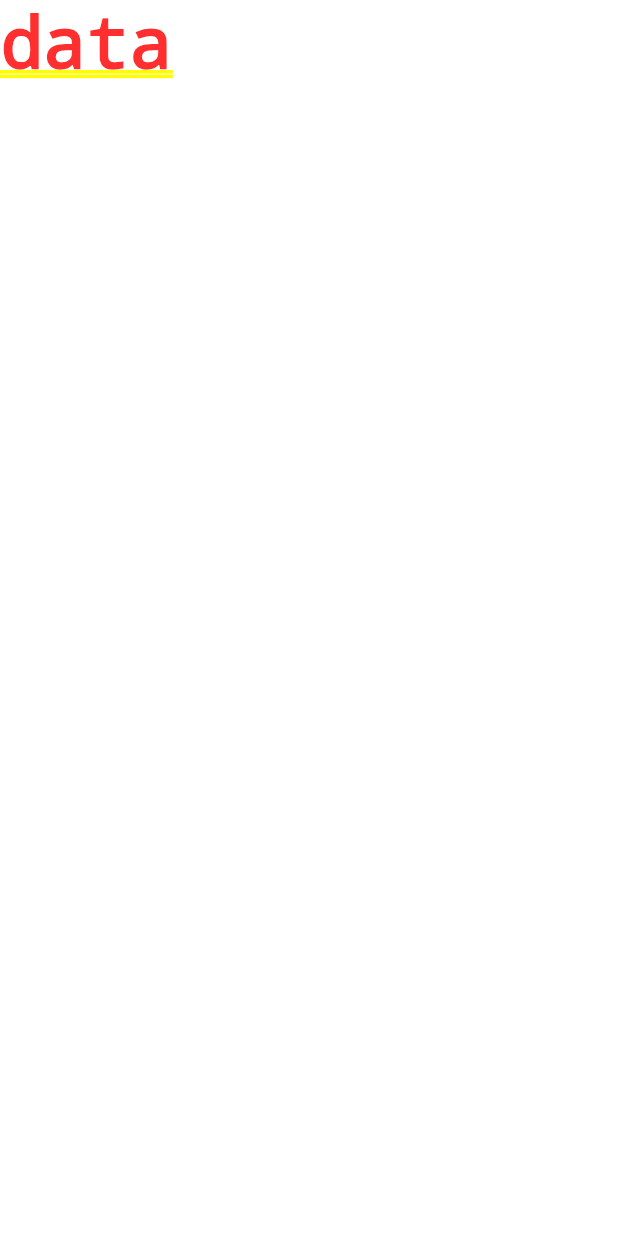
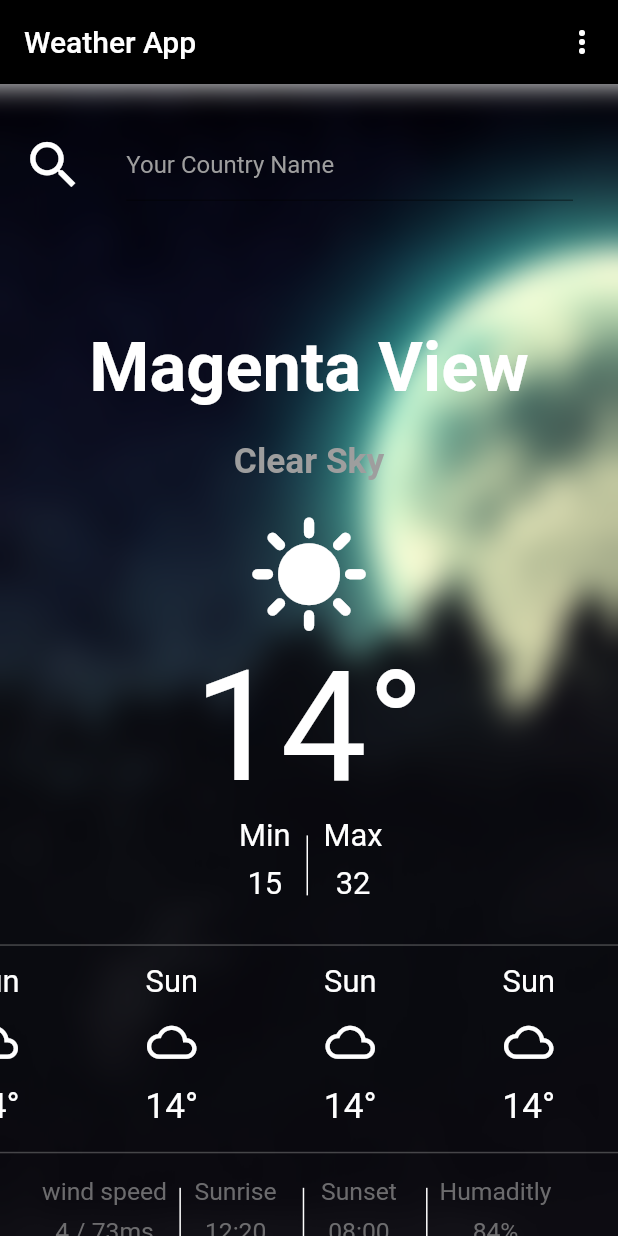
Before and after one commit to MahdiMohammadi-dev/weatherapp, a Flutter app: the screen it shows after launch, on a phone screen of 412 x 824 dp. Run offline on Flutter 3.47's test engine with Material 2 defaults, Android fonts, the phone set to English and light mode, and no system bars; our stand-ins replace dio; network calls fail.

Commit message:
connection with api and create model for currentcity

```diff
--- /dev/null
+++ b/lib/Models/CurrentCityDataModel.dart
@@ -0,0 +1,7 @@
+class CurrentCityDataModel {
+  String cityname;
+  String main;
+  String countryname;
+  CurrentCityDataModel(
+      {required this.cityname, required this.main, required this.countryname});
+}
--- a/lib/main.dart
+++ b/lib/main.dart
@@ -1,4 +1,5 @@
 import 'package:flutter/material.dart';
+import 'package:weatherapp/mainScreen.dart';
 
 void main() {
   runApp(const MyApp());
@@ -9,9 +10,9 @@ class MyApp extends StatelessWidget {
 
   @override
   Widget build(BuildContext context) {
-    return MaterialApp(
+    return const MaterialApp(
       debugShowCheckedModeBanner: false,
-      home: Text("data"),
+      home: MainScreen(),
     );
   }
 }
--- /dev/null
+++ b/lib/mainScreen.dart
@@ -0,0 +1,388 @@
+import 'dart:ui';
+
+import 'package:dio/dio.dart';
+import 'package:flutter/material.dart';
+
+class MainScreen extends StatefulWidget {
+  const MainScreen({super.key});
+
+  @override
+  State<MainScreen> createState() => _MainScreenState();
+}
+
+class _MainScreenState extends State<MainScreen> {
+  TextEditingController textEditingController = TextEditingController();
+
+  @override
+  void initState() {
+    super.initState();
+    sendCurrentWeatherState();
+  }
+
+  @override
+  Widget build(BuildContext context) {
+    var height = MediaQuery.of(context).size.height;
+    var width = MediaQuery.of(context).size.width;
+    return SafeArea(
+      child: Scaffold(
+        appBar: AppBar(
+          elevation: 0,
+          backgroundColor: Colors.black,
+          title: const Text("Weather App"),
+          actions: [
+            PopupMenuButton<String>(
+              itemBuilder: (context) {
+                return {'Setting', 'About Us'}.map((e) {
+                  return PopupMenuItem(
+                    value: e,
+                    child: Text(e),
+                  );
+                }).toList();
+              },
+            )
+          ],
+        ),
+        body: SingleChildScrollView(
+          child: Container(
+            decoration: const BoxDecoration(
+                image: DecorationImage(
+                    fit: BoxFit.cover,
+                    image: AssetImage(
+                      'assets/img.jpg',
+                    ))),
+            child: BackdropFilter(
+              filter: ImageFilter.blur(sigmaX: 10, sigmaY: 10),
+              child: Center(
+                child: Column(children: [
+                  Padding(
+                    padding: const EdgeInsets.all(15),
+                    child: Row(
+                      children: [
+                        Padding(
+                          padding: const EdgeInsets.only(right: 13),
+                          child: InkWell(
+                            onTap: () {
+                              print(textEditingController);
+                            },
+                            child: Icon(
+                              Icons.search,
+                              color: Colors.white,
+                              size: height / 20,
+                            ),
+                          ),
+                        ),
+                        Expanded(
+                          child: Padding(
+                            padding: const EdgeInsets.all(15),
+                            child: TextField(
+                              style: TextStyle(color: Colors.white),
+                              controller: textEditingController,
+                              decoration: InputDecoration(
+                                  hintText: "Your Country Name",
+                                  hintStyle: TextStyle(color: Colors.grey),
+                                  border: UnderlineInputBorder()),
+                            ),
+                          ),
+                        )
+                      ],
+                    ),
+                  ),
+                  //Title View
+                  Padding(
+                    padding: EdgeInsets.only(top: height / 15),
+                    child: Text(
+                      "Magenta View",
+                      style: TextStyle(
+                          fontSize: height / 18,
+                          fontWeight: FontWeight.w700,
+                          color: Colors.white),
+                    ),
+                  ),
+                  //Title weather
+                  Padding(
+                    padding: EdgeInsets.only(top: height / 40),
+                    child: Text(
+                      "Clear Sky",
+                      style: TextStyle(
+                          fontSize: height / 35,
+                          fontWeight: FontWeight.w700,
+                          color: Colors.grey),
+                    ),
+                  ),
+                  SizedBox(
+                    height: 20,
+                  ),
+                  Icon(
+                    Icons.sunny,
+                    color: Colors.white,
+                    size: height / 10,
+                  ),
+                  //Tempreture Of Day
+                  Text(
+                    "14" + "\u00B0",
+                    style: TextStyle(color: Colors.white, fontSize: height / 8),
+                  ),
+                  //Min - Max Section
+                  Row(
+                    mainAxisAlignment: MainAxisAlignment.center,
+                    children: [
+                      Column(
+                        children: [
+                          Text(
+                            "Min",
+                            style: TextStyle(
+                                color: Colors.white, fontSize: height / 40),
+                          ),
+                          Padding(
+                            padding: const EdgeInsets.all(8.0),
+                            child: Text(
+                              "15",
+                              style: TextStyle(
+                                  color: Colors.white, fontSize: height / 40),
+                            ),
+                          ),
+                        ],
+                      ),
+                      SizedBox(
+                        width: width / 50,
+                      ),
+                      Container(
+                        width: 1,
+                        height: 40,
+                        color: Colors.white,
+                      ),
+                      SizedBox(
+                        width: width / 40,
+                      ),
+                      Column(
+                        children: [
+                          Text(
+                            "Max",
+                            style: TextStyle(
+                                color: Colors.white, fontSize: height / 40),
+                          ),
+                          Padding(
+                            padding: const EdgeInsets.all(8.0),
+                            child: Text(
+                              "32",
+                              style: TextStyle(
+                                  color: Colors.white, fontSize: height / 40),
+                            ),
+                          ),
+                        ],
+                      ),
+                    ],
+                  ),
+                  SizedBox(
+                    height: height / 40,
+                  ),
+                  Container(
+                    height: 1,
+                    width: double.infinity,
+                    color: const Color.fromARGB(103, 158, 158, 158),
+                  ),
+                  //WeekDays Tempreture
+                  Container(
+                    width: double.infinity,
+                    height: height / 6,
+                    child: ListView.builder(
+                      reverse: true,
+                      shrinkWrap: true,
+                      scrollDirection: Axis.horizontal,
+                      itemCount: 6,
+                      itemBuilder: (context, index) {
+                        return Padding(
+                          padding: const EdgeInsets.all(8.0),
+                          child: Container(
+                            width: width / 4,
+                            height: height / 40,
+                            color: Colors.transparent,
+                            child: Card(
+                              elevation: 0,
+                              color: Colors.transparent,
+                              child: Column(
+                                children: [
+                                  Text(
+                                    "Sun",
+                                    style: TextStyle(
+                                        color: Colors.white,
+                                        fontSize: height / 40),
+                                  ),
+                                  Padding(
+                                    padding: const EdgeInsets.all(12),
+                                    child: Icon(
+                                      Icons.cloud_queue,
+                                      color: Colors.white,
+                                      size: height / 25,
+                                    ),
+                                  ),
+                                  Text(
+                                    "14" + "\u00B0",
+                                    style: TextStyle(
+                                        fontSize: height / 35,
+                                        color: Colors.white),
+                                  )
+                                ],
+                              ),
+                            ),
+                          ),
+                        );
+                      },
+                    ),
+                  ),
+                  //divider
+                  Container(
+                    height: 1,
+                    width: double.infinity,
+                    color: const Color.fromARGB(103, 158, 158, 158),
+                  ),
+                  //EndSection
+                  Padding(
+                    padding: const EdgeInsets.only(top: 8),
+                    child: Row(
+                      mainAxisAlignment: MainAxisAlignment.center,
+                      children: [
+                        Column(
+                          children: [
+                            Text(
+                              "wind speed",
+                              style: TextStyle(
+                                color: Color.fromARGB(167, 158, 158, 158),
+                                fontSize: height / 50,
+                              ),
+                            ),
+                            Padding(
+                              padding: const EdgeInsets.all(8.0),
+                              child: Text(
+                                "4 / 73ms",
+                                style: TextStyle(
+                                  color: Color.fromARGB(167, 158, 158, 158),
+                                  fontSize: height / 50,
+                                ),
+                              ),
+                            )
+                          ],
+                        ),
+                        SizedBox(
+                          width: width / 50,
+                        ),
+                        Container(
+                          width: 1,
+                          height: 40,
+                          color: Colors.white,
+                        ),
+                        Padding(
+                          padding: const EdgeInsets.all(8.0),
+                          child: Column(
+                            children: [
+                              Text(
+                                "Sunrise",
+                                style: TextStyle(
+                                  color: Color.fromARGB(167, 158, 158, 158),
+                                  fontSize: height / 50,
+                                ),
+                              ),
+                              Padding(
+                                padding: const EdgeInsets.all(8.0),
+                                child: Text(
+                                  "12:20",
+                                  style: TextStyle(
+                                    color: Color.fromARGB(167, 158, 158, 158),
+                                    fontSize: height / 50,
+                                  ),
+                                ),
+                              )
+                            ],
+                          ),
+                        ),
+                        SizedBox(
+                          width: width / 50,
+                        ),
+                        Container(
+                          width: 1,
+                          height: 40,
+                          color: Colors.white,
+                        ),
+                        Padding(
+                          padding: const EdgeInsets.all(8.0),
+                          child: Column(
+                            children: [
+                              Text(
+                                "Sunset",
+                                style: TextStyle(
+                                  color: Color.fromARGB(167, 158, 158, 158),
+                                  fontSize: height / 50,
+                                ),
+                              ),
+                              Padding(
+                                padding: const EdgeInsets.all(8.0),
+                                child: Text(
+                                  "08:00",
+                                  style: TextStyle(
+                                    color: Color.fromARGB(167, 158, 158, 158),
+                                    fontSize: height / 50,
+                                  ),
+                                ),
+                              )
+                            ],
+                          ),
+                        ),
+                        SizedBox(
+                          width: width / 50,
+                        ),
+                        Container(
+                          width: 1,
+                          height: 40,
+                          color: Colors.white,
+                        ),
+                        Padding(
+                          padding: const EdgeInsets.all(8.0),
+                          child: Column(
+                            children: [
+                              Text(
+                                "Humaditly",
+                                style: TextStyle(
+                                  color: Color.fromARGB(167, 158, 158, 158),
+                                  fontSize: height / 50,
+                                ),
+                              ),
+                              Padding(
+                                padding: const EdgeInsets.all(8.0),
+                                child: Text(
+                                  "84%",
+                                  style: TextStyle(
+                                    color: Color.fromARGB(167, 158, 158, 158),
+                                    fontSize: height / 50,
+                                  ),
+                                ),
+                              )
+                            ],
+                          ),
+                        ),
+                        SizedBox(
+                          width: width / 50,
+                        ),
+                      ],
+                    ),
+                  )
+                ]),
+              ),
+            ),
+          ),
+        ),
+      ),
+    );
+  }
+
+  void sendCurrentWeatherState() async {
+    var apikey = "ea37f737bd4aa5995af41e20fec340b4";
+
+    var cityname = "tehran";
+    var response = await Dio().get(
+        "https://api.openweathermap.org/data/2.5/weather",
+        queryParameters: {'q': cityname, 'appid': apikey, 'units': 'metric '});
+
+    print(response.data);
+    print(response.statusCode);
+  }
+}
--- a/pubspec.yaml
+++ b/pubspec.yaml
@@ -35,6 +35,7 @@ dependencies:
   # The following adds the Cupertino Icons font to your application.
   # Use with the CupertinoIcons class for iOS style icons.
   cupertino_icons: ^1.0.2
+  dio: ^5.3.2
 
 dev_dependencies:
   flutter_test:
@@ -59,8 +60,8 @@ flutter:
   uses-material-design: true
 
   # To add assets to your application, add an assets section, like this:
-  # assets:
-  #   - images/a_dot_burr.jpeg
+  assets:
+    - assets/img.jpg
   #   - images/a_dot_ham.jpeg
 
   # An image asset can refer to one or more resolution-specific "variants", see
```
Also changed, not shown: assets/img.jpg (added), pubspec.lock.
